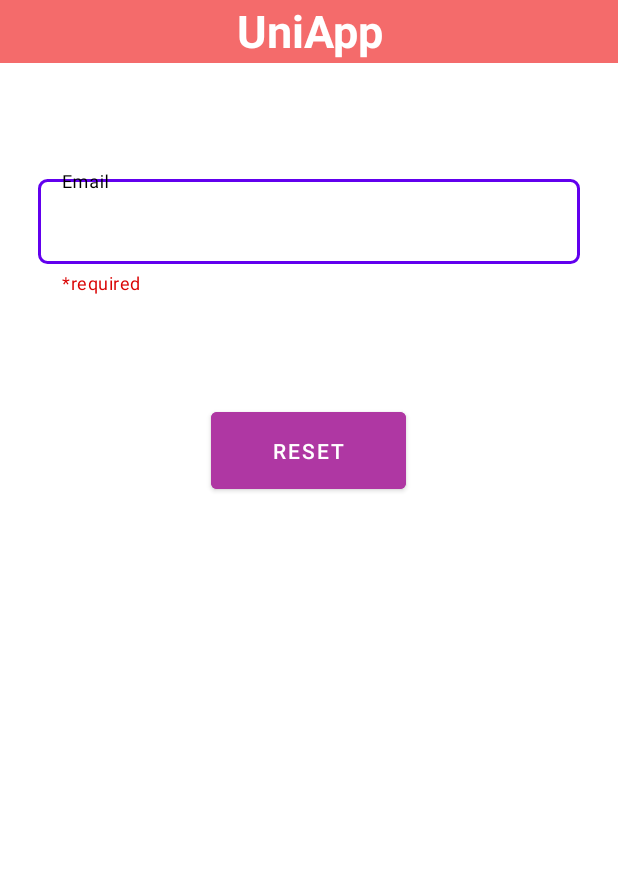
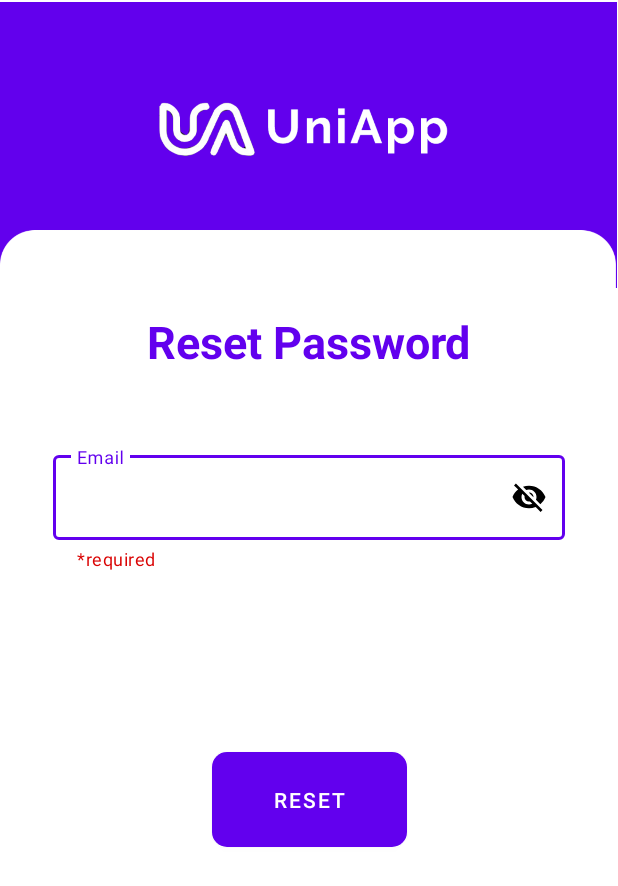
Before and after one commit to gmadhuri10/Automating-PhD-Admission-1, an Android app: the ForgotPassword screen opened directly, with no data from a screen before it, on a phone screen of 412 x 824 dp. Shown: the top 886 px of the screen. Run offline under Robolectric (Android 15) with nearby library versions, the light colour scheme and no system bars; our stand-ins replace Firebase (no records; nobody signed in at launch, a user with empty details on screens opened directly).

Commit message:
Updated UI

```diff
--- a/app/src/main/res/drawable/side_nav_bar.xml
+++ b/app/src/main/res/drawable/side_nav_bar.xml
@@ -1,9 +1,10 @@
+<?xml version="1.0" encoding="utf-8"?>
 <shape xmlns:android="http://schemas.android.com/apk/res/android"
     android:shape="rectangle">
-    <gradient
-        android:angle="135"
-        android:centerColor="#009688"
-        android:endColor="#00695C"
-        android:startColor="#4DB6AC"
-        android:type="linear" />
+    <solid android:color="#ff6200ee">
+
+    </solid>
+    <corners android:radius="10dp">
+
+    </corners>
 </shape>
--- a/app/src/main/res/layout/activity_forgot_password.xml
+++ b/app/src/main/res/layout/activity_forgot_password.xml
@@ -6,49 +6,59 @@
     android:layout_height="match_parent"
     tools:context=".ForgotPassword"
     android:background="@color/white">
+
+    <ImageView
+        android:id="@+id/imageView"
+        android:layout_width="411dp"
+        android:layout_height="193dp"
+
+        app:layout_constraintBottom_toBottomOf="parent"
+        app:layout_constraintEnd_toEndOf="parent"
+        app:layout_constraintHorizontal_bias="0.0"
+        app:layout_constraintStart_toStartOf="parent"
+        app:layout_constraintTop_toTopOf="parent"
+        app:layout_constraintVertical_bias="0.0"
+        app:srcCompat="@drawable/untitled1" />
+
     <TextView
-        android:id="@+id/ResetHeader"
-        android:layout_width="match_parent"
-        android:layout_height="42dp"
-        android:background="#9CED0E0E"
-        android:text="UniApp"
-        android:textAlignment="center"
-        android:textColor="@color/white"
-        android:textSize="30sp"
+        android:layout_width="wrap_content"
+        android:layout_height="50dp"
+        android:layout_gravity="center"
+        android:text="Reset Password"
+        android:textColor="#ff6200ee"
+        android:textSize="30dp"
         android:textStyle="bold"
         app:layout_constraintBottom_toBottomOf="parent"
         app:layout_constraintEnd_toEndOf="parent"
-        app:layout_constraintHorizontal_bias="1.0"
         app:layout_constraintStart_toStartOf="parent"
-        app:layout_constraintTop_toTopOf="parent"
-        app:layout_constraintVertical_bias="0.0" />
+        app:layout_constraintTop_toBottomOf="@+id/imageView"
+        app:layout_constraintVertical_bias="0.024" />
 
     <com.google.android.material.textfield.TextInputLayout
-        android:id="@+id/textInputLayout5"
+        android:id="@+id/textInputLayout6"
         style="@style/Widget.MaterialComponents.TextInputLayout.OutlinedBox"
-        android:layout_width="361dp"
+        android:layout_width="341dp"
         android:layout_height="90dp"
-        android:layout_marginTop="72dp"
+        android:layout_gravity="center"
         android:hint="Email"
-        app:boxStrokeColor="@color/black"
-        app:endIconMode="clear_text"
+        android:textColorHint="@color/black"
+        app:boxStrokeColor="@color/purple_500"
+        app:endIconMode="password_toggle"
         app:endIconTint="@color/black"
         app:helperText="*required"
-        android:textColorHint="@color/black"
         app:helperTextTextColor="#DA0303"
-        app:hintTextColor="@color/black"
-        app:layout_constraintBottom_toTopOf="@+id/ResetPassBtn"
+        app:hintTextColor="@color/purple_500"
+        app:layout_constraintBottom_toBottomOf="parent"
         app:layout_constraintEnd_toEndOf="parent"
         app:layout_constraintStart_toStartOf="parent"
-        app:layout_constraintTop_toBottomOf="@+id/ResetHeader"
-        app:layout_constraintVertical_bias="0.0"
+        app:layout_constraintTop_toBottomOf="@+id/imageView"
+        app:layout_constraintVertical_bias="0.194"
         app:startIconTint="@color/black">
 
         <com.google.android.material.textfield.TextInputEditText
             android:id="@+id/ResetEmail"
             android:layout_width="match_parent"
             android:layout_height="wrap_content"
-            android:background="@drawable/textfiled_border"
             android:inputType="textEmailAddress"
             android:textColor="@color/black"
             tools:ignore="TouchTargetSizeCheck" />
@@ -58,16 +68,15 @@
         android:id="@+id/ResetPassBtn"
         android:layout_width="130dp"
         android:layout_height="63dp"
-        android:layout_marginBottom="288dp"
-        android:backgroundTint="#AF37A3"
+        android:background="@drawable/side_nav_bar"
+        android:backgroundTint="#ff6200ee"
         android:text="Reset"
         android:textColor="@color/white"
         app:layout_constraintBottom_toBottomOf="parent"
         app:layout_constraintEnd_toEndOf="parent"
-        app:layout_constraintHorizontal_bias="0.498"
         app:layout_constraintStart_toStartOf="parent"
-        app:layout_constraintTop_toBottomOf="@+id/ResetHeader"
-        app:layout_constraintVertical_bias="0.526" />
+        app:layout_constraintTop_toBottomOf="@+id/progressBarReset"
+        app:layout_constraintVertical_bias="0.079" />
 
     <ProgressBar
         android:id="@+id/progressBarReset"
@@ -77,8 +86,7 @@
         android:visibility="invisible"
         app:layout_constraintBottom_toBottomOf="parent"
         app:layout_constraintEnd_toEndOf="parent"
-        app:layout_constraintHorizontal_bias="0.498"
         app:layout_constraintStart_toStartOf="parent"
         app:layout_constraintTop_toTopOf="parent"
-        app:layout_constraintVertical_bias="0.44" />
+        app:layout_constraintVertical_bias="0.556" />
 </androidx.constraintlayout.widget.ConstraintLayout>
--- a/app/src/main/res/layout/fragment_add_course.xml
+++ b/app/src/main/res/layout/fragment_add_course.xml
@@ -22,7 +22,7 @@
         app:layout_constraintTop_toTopOf="parent"
         android:background="@color/white"
         app:cardElevation="10dp"
-        app:cardCornerRadius="10dp"
+        app:cardCornerRadius="20dp"
         android:layout_margin="5dp"
         app:cardBackgroundColor="@color/white"
         app:cardMaxElevation="12dp"
@@ -342,8 +342,9 @@
                 android:id="@+id/AddCourserBtn"
                 android:layout_width="130dp"
                 android:layout_height="63dp"
-                android:layout_marginLeft="130dp"
+                android:layout_marginLeft="120dp"
                 android:backgroundTint="#ff6200ee"
+                android:background="@drawable/side_nav_bar"
                 android:text="Add"
                 android:textColor="@color/white"
                 app:layout_constraintBottom_toBottomOf="parent"
```
Also changed, not shown: app/src/main/res/layout/activity_login_user.xml (+15 -17 lines), app/src/main/res/layout/activity_main.xml (+5 -3 lines), app/src/main/res/layout/activity_register_user.xml (+40 -18 lines), app/src/main/res/layout/admin_applicant_view.xml (+67 -28 lines), app/src/main/res/layout/my_search_row.xml (+30 -23 lines).
